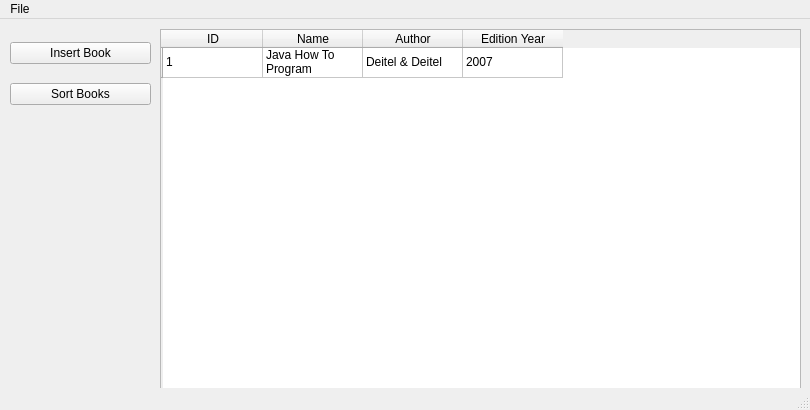
Old version of the form gui/main_window.ui in the repository JoaoFagundes/s1-challenge.
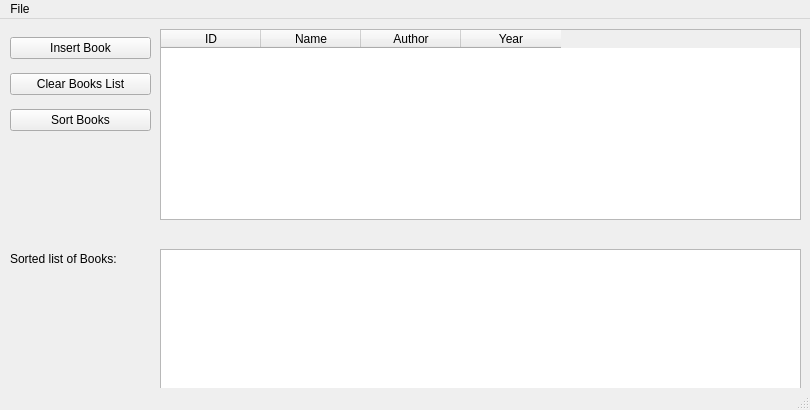
New version of the form.

Commit message: Reading books from JSON And inserting them on the QTable

```diff
--- a/gui/main_window.ui
+++ b/gui/main_window.ui
@@ -29,14 +29,9 @@
       <x>160</x>
       <y>10</y>
       <width>641</width>
-      <height>361</height>
+      <height>191</height>
      </rect>
     </property>
-    <row>
-     <property name="text">
-      <string/>
-     </property>
-    </row>
     <column>
      <property name="text">
       <string>ID</string>
@@ -54,29 +49,9 @@
     </column>
     <column>
      <property name="text">
-      <string>Edition Year</string>
+      <string>Year</string>
      </property>
     </column>
-    <item row="0" column="0">
-     <property name="text">
-      <string>1</string>
-     </property>
-    </item>
-    <item row="0" column="1">
-     <property name="text">
-      <string>Java How To Program	</string>
-     </property>
-    </item>
-    <item row="0" column="2">
-     <property name="text">
-      <string>Deitel &amp; Deitel	</string>
-     </property>
-    </item>
-    <item row="0" column="3">
-     <property name="text">
-      <string>2007</string>
-     </property>
-    </item>
    </widget>
    <widget class="QWidget" name="verticalLayoutWidget">
     <property name="geometry">
@@ -84,7 +59,7 @@
       <x>10</x>
       <y>10</y>
       <width>141</width>
-      <height>91</height>
+      <height>110</height>
      </rect>
     </property>
     <layout class="QVBoxLayout" name="verticalLayout">
@@ -95,6 +70,13 @@
        </property>
       </widget>
      </item>
+     <item>
+      <widget class="QPushButton" name="clear_button">
+       <property name="text">
+        <string>Clear Books List</string>
+       </property>
+      </widget>
+     </item>
      <item>
       <widget class="QPushButton" name="sort_books_button">
        <property name="text">
@@ -104,6 +86,29 @@
      </item>
     </layout>
    </widget>
+   <widget class="QListView" name="listView">
+    <property name="geometry">
+     <rect>
+      <x>160</x>
+      <y>230</y>
+      <width>641</width>
+      <height>151</height>
+     </rect>
+    </property>
+   </widget>
+   <widget class="QLabel" name="ordened_label">
+    <property name="geometry">
+     <rect>
+      <x>10</x>
+      <y>230</y>
+      <width>141</width>
+      <height>20</height>
+     </rect>
+    </property>
+    <property name="text">
+     <string>Sorted list of Books:</string>
+    </property>
+   </widget>
   </widget>
   <widget class="QMenuBar" name="menubar">
    <property name="geometry">
```
Left out of the diff: 3 changed lines with no effect on the pictures. The commit also changes 4 other files.
